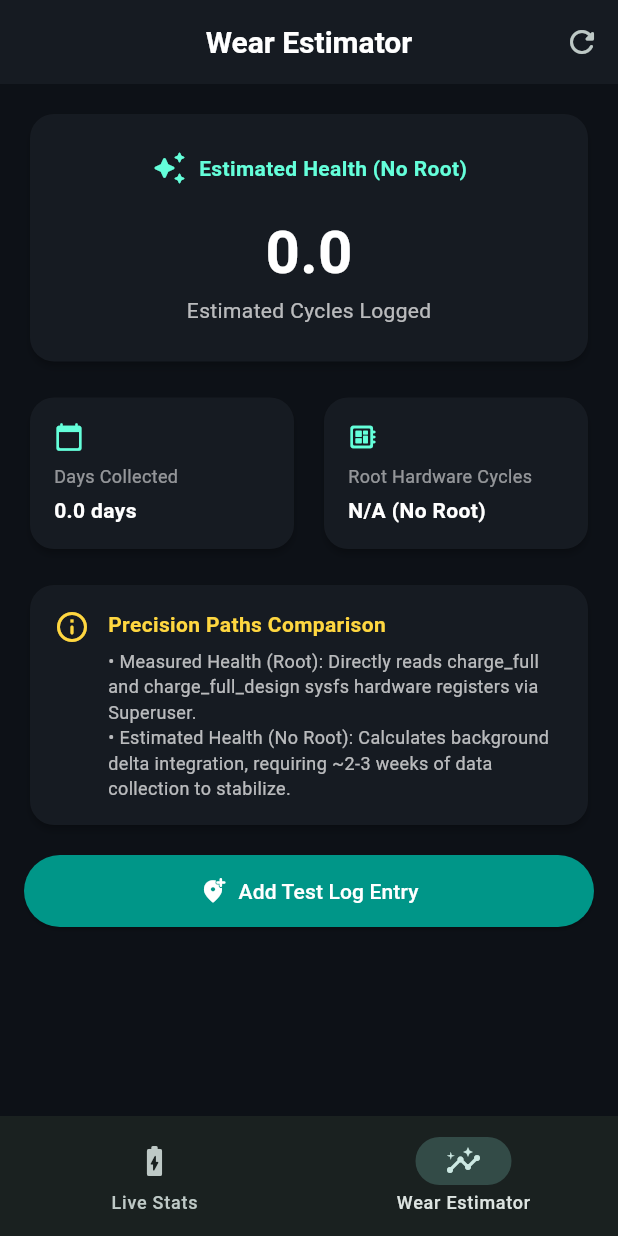
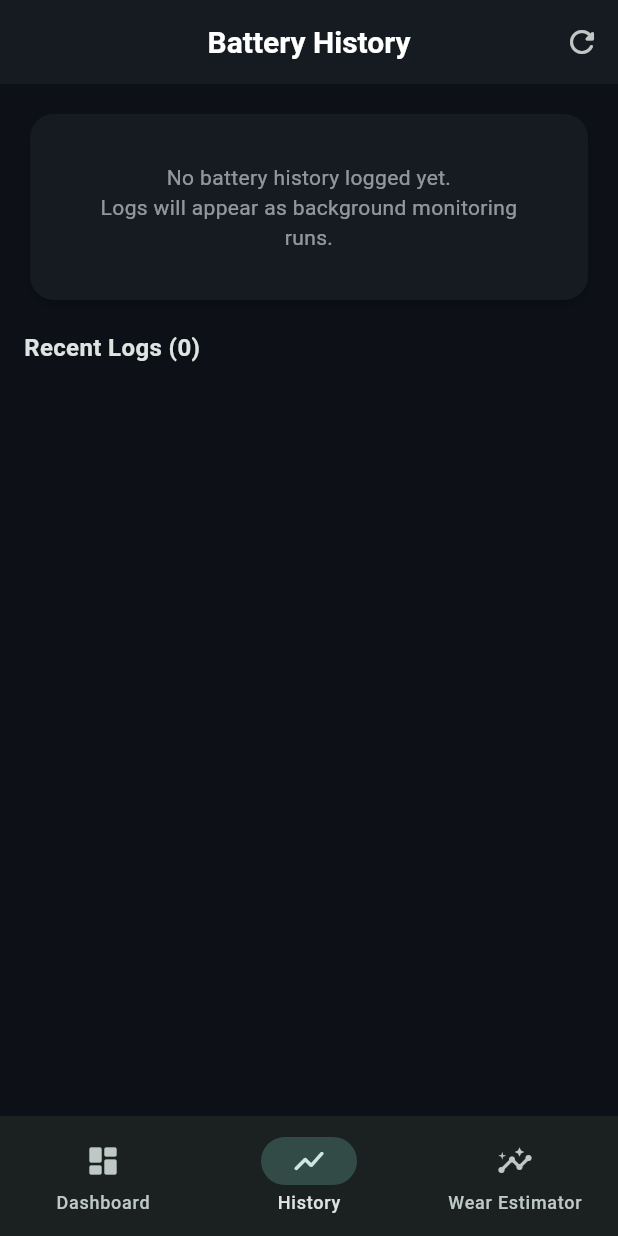
Before and after one commit to tejaspatel2255/battery-health-monitor, a Flutter app: the screen it shows after launch, item 2 of the bottom bar chosen, after a tap on the "refresh" icon, on a phone screen of 412 x 824 dp. Run offline on Flutter 3.47's test engine with Material 3 defaults, Android fonts, the phone set to English and light mode, and no system bars; our stand-ins replace battery_plus, fl_chart, sqflite; missing offline and left inert: workmanager; accounts and stored records are empty; statements that could not run were skipped.

Commit message:
Implement Phase 5 main dashboard UI and history chart

```diff
--- a/lib/main.dart
+++ b/lib/main.dart
@@ -1,5 +1,6 @@
 import 'package:flutter/material.dart';
 import 'battery_stats/background_service.dart';
+import 'ui/history_screen.dart';
 import 'ui/home_screen.dart';
 import 'ui/theme.dart';
 import 'ui/wear_estimator_screen.dart';
@@ -36,6 +37,7 @@ class _MainNavigationWrapperState extends State<MainNavigationWrapper> {
 
   final List<Widget> _screens = const [
     HomeScreen(),
+    HistoryScreen(),
     WearEstimatorScreen(),
   ];
 
@@ -52,8 +54,12 @@ class _MainNavigationWrapperState extends State<MainNavigationWrapper> {
         },
         destinations: const [
           NavigationDestination(
-            icon: Icon(Icons.battery_charging_full_rounded),
-            label: 'Live Stats',
+            icon: Icon(Icons.dashboard_rounded),
+            label: 'Dashboard',
+          ),
+          NavigationDestination(
+            icon: Icon(Icons.show_chart_rounded),
+            label: 'History',
           ),
           NavigationDestination(
             icon: Icon(Icons.insights_rounded),
--- /dev/null
+++ b/lib/ui/history_screen.dart
@@ -0,0 +1,239 @@
+import 'package:fl_chart/fl_chart.dart';
+import 'package:flutter/material.dart';
+import '../storage/battery_database.dart';
+import '../storage/battery_log_model.dart';
+
+class HistoryScreen extends StatefulWidget {
+  const HistoryScreen({super.key});
+
+  @override
+  State<HistoryScreen> createState() => _HistoryScreenState();
+}
+
+class _HistoryScreenState extends State<HistoryScreen> {
+  bool _isLoading = true;
+  List<BatteryLog> _logs = [];
+
+  @override
+  void initState() {
+    super.initState();
+    _loadHistory();
+  }
+
+  Future<void> _loadHistory() async {
+    setState(() => _isLoading = true);
+    final logs = await BatteryDatabase.instance.getAllLogs();
+    if (mounted) {
+      setState(() {
+        _logs = logs;
+        _isLoading = false;
+      });
+    }
+  }
+
+  @override
+  Widget build(BuildContext context) {
+    return Scaffold(
+      appBar: AppBar(
+        title: const Text('Battery History'),
+        actions: [
+          IconButton(
+            icon: const Icon(Icons.refresh_rounded),
+            onPressed: _loadHistory,
+          ),
+        ],
+      ),
+      body: SafeArea(
+        child: _isLoading
+            ? const Center(child: CircularProgressIndicator())
+            : RefreshIndicator(
+                onRefresh: _loadHistory,
+                child: SingleChildScrollView(
+                  physics: const AlwaysScrollableScrollPhysics(),
+                  padding: const EdgeInsets.all(16.0),
+                  child: Column(
+                    crossAxisAlignment: CrossAxisAlignment.stretch,
+                    children: [
+                      _buildChartCard(),
+                      const SizedBox(height: 16),
+                      _buildLogsListHeader(),
+                      const SizedBox(height: 8),
+                      _buildLogsListView(),
+                    ],
+                  ),
+                ),
+              ),
+      ),
+    );
+  }
+
+  Widget _buildChartCard() {
+    if (_logs.isEmpty) {
+      return const Card(
+        child: Padding(
+          padding: EdgeInsets.all(32.0),
+          child: Center(
+            child: Text(
+              'No battery history logged yet.\nLogs will appear as background monitoring runs.',
+              textAlign: TextAlign.center,
+              style: TextStyle(color: Colors.white54),
+            ),
+          ),
+        ),
+      );
+    }
+
+    final spots = <FlSpot>[];
+    for (int i = 0; i < _logs.length; i++) {
+      spots.add(FlSpot(i.toDouble(), _logs[i].batteryLevel.toDouble()));
+    }
+
+    return Card(
+      child: Padding(
+        padding: const EdgeInsets.all(20.0),
+        child: Column(
+          crossAxisAlignment: CrossAxisAlignment.start,
+          children: [
+            Row(
+              children: const [
+                Icon(Icons.show_chart_rounded, color: Colors.tealAccent),
+                SizedBox(width: 8),
+                Text(
+                  'Charge Level Over Time (%)',
+                  style: TextStyle(
+                    fontSize: 16,
+                    fontWeight: FontWeight.bold,
+                  ),
+                ),
+              ],
+            ),
+            const SizedBox(height: 24),
+            SizedBox(
+              height: 220,
+              child: LineChart(
+                LineChartData(
+                  gridData: FlGridData(
+                    show: true,
+                    drawVerticalLine: false,
+                    getDrawingHorizontalLine: (value) => FlLine(
+                      color: Colors.white10,
+                      strokeWidth: 1,
+                    ),
+                  ),
+                  titlesData: FlTitlesData(
+                    show: true,
+                    rightTitles: const AxisTitles(
+                      sideTitles: SideTitles(showTitles: false),
+                    ),
+                    topTitles: const AxisTitles(
+                      sideTitles: SideTitles(showTitles: false),
+                    ),
+                    leftTitles: AxisTitles(
+                      sideTitles: SideTitles(
+                        showTitles: true,
+                        interval: 25,
+                        reservedSize: 32,
+                        getTitlesWidget: (value, meta) {
+                          return Text(
+                            '${value.toInt()}%',
+                            style: const TextStyle(
+                              color: Colors.white54,
+                              fontSize: 10,
+                            ),
+                          );
+                        },
+                      ),
+                    ),
+                    bottomTitles: const AxisTitles(
+                      sideTitles: SideTitles(showTitles: false),
+                    ),
+                  ),
+                  borderData: FlBorderData(show: false),
+                  minY: 0,
+                  maxY: 100,
+                  lineBarsData: [
+                    LineChartBarData(
+                      spots: spots,
+                      isCurved: true,
+                      color: Colors.tealAccent,
+                      barWidth: 3,
+                      isStrokeCapRound: true,
+                      dotData: const FlDotData(show: false),
+                      belowBarData: BarAreaData(
+                        show: true,
+                        color: Colors.tealAccent.withValues(alpha: 0.15),
+                      ),
+                    ),
+                  ],
+                ),
+              ),
+            ),
+          ],
+        ),
+      ),
+    );
+  }
+
+  Widget _buildLogsListHeader() {
+    return Text(
+      'Recent Logs (${_logs.length})',
+      style: const TextStyle(
+        fontSize: 16,
+        fontWeight: FontWeight.bold,
+      ),
+    );
+  }
+
+  Widget _buildLogsListView() {
+    if (_logs.isEmpty) return const SizedBox.shrink();
+
+    final recentLogs = _logs.reversed.take(15).toList();
+
+    return ListView.separated(
+      shrinkWrap: true,
+      physics: const NeverScrollableScrollPhysics(),
+      itemCount: recentLogs.length,
+      separatorBuilder: (_, __) => const SizedBox(height: 8),
+      itemBuilder: (context, index) {
+        final log = recentLogs[index];
+        final timeStr =
+            '${log.timestamp.hour.toString().padLeft(2, '0')}:${log.timestamp.minute.toString().padLeft(2, '0')} - ${log.timestamp.day}/${log.timestamp.month}';
+
+        return Card(
+          margin: EdgeInsets.zero,
+          child: ListTile(
+            leading: CircleAvatar(
+              backgroundColor: Colors.teal.withValues(alpha: 0.2),
+              child: Text(
+                '${log.batteryLevel}%',
+                style: const TextStyle(
+                  color: Colors.tealAccent,
+                  fontWeight: FontWeight.bold,
+                  fontSize: 12,
+                ),
+              ),
+            ),
+            title: Text(
+              log.batteryState,
+              style: const TextStyle(fontWeight: FontWeight.w600, fontSize: 14),
+            ),
+            subtitle: Text(
+              timeStr,
+              style: const TextStyle(color: Colors.white54, fontSize: 12),
+            ),
+            trailing: log.temperature != null
+                ? Text(
+                    '${log.temperature!.toStringAsFixed(1)} °C',
+                    style: const TextStyle(
+                      color: Colors.deepOrangeAccent,
+                      fontSize: 13,
+                      fontWeight: FontWeight.w500,
+                    ),
+                  )
+                : null,
+          ),
+        );
+      },
+    );
+  }
+}
--- a/lib/ui/home_screen.dart
+++ b/lib/ui/home_screen.dart
@@ -2,6 +2,9 @@ import 'dart:async';
 import 'package:flutter/material.dart';
 import '../battery_stats/battery_model.dart';
 import '../battery_stats/battery_service.dart';
+import '../battery_stats/battery_wear_calculator.dart';
+import '../battery_stats/root_battery_service.dart';
+import '../storage/battery_database.dart';
 
 class HomeScreen extends StatefulWidget {
   const HomeScreen({super.key});
@@ -12,15 +15,19 @@ class HomeScreen extends StatefulWidget {
 
 class _HomeScreenState extends State<HomeScreen> {
   final BatteryService _batteryService = BatteryService();
+  final RootBatteryService _rootBatteryService = RootBatteryService();
+
   BatteryInfo? _batteryInfo;
+  RootBatteryInfo? _rootInfo;
+  BatteryWearEstimate? _wearEstimate;
   StreamSubscription<BatteryInfo>? _subscription;
   Timer? _pollingTimer;
 
   @override
   void initState() {
     super.initState();
-    _loadInitialInfo();
-    // Listen to state changes stream from battery_plus
+    _loadDashboardData();
+
     _subscription = _batteryService.batteryInfoStream.listen((info) {
       if (mounted) {
         setState(() {
@@ -29,17 +36,22 @@ class _HomeScreenState extends State<HomeScreen> {
       }
     });
 
-    // Periodic poll every 5 seconds to keep temperature/voltage telemetry fresh
     _pollingTimer = Timer.periodic(const Duration(seconds: 5), (_) {
-      _loadInitialInfo();
+      _loadDashboardData();
     });
   }
 
-  Future<void> _loadInitialInfo() async {
+  Future<void> _loadDashboardData() async {
     final info = await _batteryService.fetchCurrentBatteryInfo();
+    final rootInfo = await _rootBatteryService.fetchRootBatteryInfo();
+    final logs = await BatteryDatabase.instance.getAllLogs();
+    final estimate = BatteryWearCalculator.calculate(logs);
+
     if (mounted) {
       setState(() {
         _batteryInfo = info;
+        _rootInfo = rootInfo;
+        _wearEstimate = estimate;
       });
     }
   }
@@ -54,6 +66,8 @@ class _HomeScreenState extends State<HomeScreen> {
   @override
   Widget build(BuildContext context) {
     final info = _batteryInfo;
+    final root = _rootInfo;
+    final wear = _wearEstimate;
 
     return Scaffold(
       appBar: AppBar(
@@ -61,18 +75,18 @@ class _HomeScreenState extends State<HomeScreen> {
       ),
       body: SafeArea(
         child: RefreshIndicator(
-          onRefresh: _loadInitialInfo,
+          onRefresh: _loadDashboardData,
           child: SingleChildScrollView(
             physics: const AlwaysScrollableScrollPhysics(),
             padding: const EdgeInsets.all(16.0),
             child: Column(
               crossAxisAlignment: CrossAxisAlignment.stretch,
               children: [
-                _buildMainStatusCard(info),
+                _buildGaugeCard(info),
                 const SizedBox(height: 16),
-                _buildMetricsGrid(info),
+                _buildHealthSourceBadgeCard(root, wear),
                 const SizedBox(height: 16),
-                _buildHealthFlagCard(info),
+                _buildMetricsGrid(info, wear, root),
               ],
             ),
           ),
@@ -81,7 +95,7 @@ class _HomeScreenState extends State<HomeScreen> {
     );
   }
 
-  Widget _buildMainStatusCard(BatteryInfo? info) {
+  Widget _buildGaugeCard(BatteryInfo? info) {
     final level = info?.batteryLevel ?? 0;
     final stateLabel = info?.batteryStateLabel ?? 'Loading...';
 
@@ -101,22 +115,34 @@ class _HomeScreenState extends State<HomeScreen> {
               alignment: Alignment.center,
               children: [
                 SizedBox(
-                  width: 120,
-                  height: 120,
+                  width: 130,
+                  height: 130,
                   child: CircularProgressIndicator(
                     value: level / 100.0,
-                    strokeWidth: 10,
+                    strokeWidth: 12,
                     color: levelColor,
                     backgroundColor: Colors.white10,
                   ),
                 ),
+                Column(
+                  mainAxisSize: MainAxisSize.min,
+                  children: [
                     Text(
                       '$level%',
                       style: TextStyle(
-                    fontSize: 32,
+                        fontSize: 34,
                         fontWeight: FontWeight.bold,
                         color: levelColor,
                       ),
+                    ),
+                    Text(
+                      info?.technology ?? '',
+                      style: const TextStyle(
+                        fontSize: 11,
+                        color: Colors.white38,
+                      ),
+                    ),
+                  ],
                 ),
               ],
             ),
@@ -135,14 +161,87 @@ class _HomeScreenState extends State<HomeScreen> {
     );
   }
 
-  Widget _buildMetricsGrid(BatteryInfo? info) {
+  Widget _buildHealthSourceBadgeCard(
+      RootBatteryInfo? root, BatteryWearEstimate? wear) {
+    final isRootActive =
+        root != null && root.isRootAvailable && root.isRootGranted;
+
+    final badgeLabel =
+        isRootActive ? 'Health Source: Measured (Root)' : 'Health Source: Estimated (No Root)';
+    final badgeColor = isRootActive ? Colors.greenAccent : Colors.tealAccent;
+    final healthVal = isRootActive
+        ? (root.measuredHealthPercentage != null
+            ? '${root.measuredHealthPercentage}%'
+            : 'N/A')
+        : (wear?.estimatedHealthPercentage != null
+            ? '${wear!.estimatedHealthPercentage}%'
+            : 'Calculated in ~2-3 wks');
+
+    return Card(
+      color: const Color(0xFF161F28),
+      child: Padding(
+        padding: const EdgeInsets.all(16.0),
+        child: Row(
+          children: [
+            Icon(
+              isRootActive
+                  ? Icons.verified_user_rounded
+                  : Icons.auto_awesome_rounded,
+              color: badgeColor,
+              size: 28,
+            ),
+            const SizedBox(width: 12),
+            Expanded(
+              child: Column(
+                crossAxisAlignment: CrossAxisAlignment.start,
+                children: [
+                  Container(
+                    padding:
+                        const EdgeInsets.symmetric(horizontal: 8, vertical: 2),
+                    decoration: BoxDecoration(
+                      color: badgeColor.withValues(alpha: 0.15),
+                      borderRadius: BorderRadius.circular(6),
+                    ),
+                    child: Text(
+                      badgeLabel,
+                      style: TextStyle(
+                        color: badgeColor,
+                        fontWeight: FontWeight.bold,
+                        fontSize: 11,
+                      ),
+                    ),
+                  ),
+                  const SizedBox(height: 6),
+                  Text(
+                    'Health: $healthVal',
+                    style: const TextStyle(
+                      fontSize: 16,
+                      fontWeight: FontWeight.bold,
+                      color: Colors.white,
+                    ),
+                  ),
+                ],
+              ),
+            ),
+          ],
+        ),
+      ),
+    );
+  }
+
+  Widget _buildMetricsGrid(
+      BatteryInfo? info, BatteryWearEstimate? wear, RootBatteryInfo? root) {
+    final cyclesDisplay = (root != null && root.cycleCount != null)
+        ? '${root.cycleCount} (HW)'
+        : '${wear?.estimatedCycles ?? 0.0} (Est)';
+
     return GridView.count(
       crossAxisCount: 2,
       shrinkWrap: true,
       physics: const NeverScrollableScrollPhysics(),
       crossAxisSpacing: 12,
       mainAxisSpacing: 12,
-      childAspectRatio: 1.4,
+      childAspectRatio: 1.35,
       children: [
         _buildMetricTile(
           icon: Icons.thermostat_rounded,
@@ -161,16 +260,16 @@ class _HomeScreenState extends State<HomeScreen> {
           color: Colors.amberAccent,
         ),
         _buildMetricTile(
-          icon: Icons.memory_rounded,
-          label: 'Technology',
-          value: info?.technology ?? 'N/A',
-          color: Colors.lightBlueAccent,
+          icon: Icons.autorenew_rounded,
+          label: 'Cycle Count',
+          value: cyclesDisplay,
+          color: Colors.tealAccent,
         ),
         _buildMetricTile(
-          icon: Icons.sync_rounded,
-          label: 'Live Stream',
-          value: 'Active',
-          color: Colors.greenAccent,
+          icon: Icons.calendar_today_rounded,
+          label: 'Days Tracked',
+          value: '${wear?.daysOfData ?? 0.0} days',
+          color: Colors.lightBlueAccent,
         ),
       ],
     );
@@ -184,12 +283,12 @@ class _HomeScreenState extends State<HomeScreen> {
   }) {
     return Card(
       child: Padding(
-        padding: const EdgeInsets.all(12.0),
+        padding: const EdgeInsets.all(14.0),
         child: Column(
           mainAxisAlignment: MainAxisAlignment.center,
           crossAxisAlignment: CrossAxisAlignment.start,
           children: [
-            Icon(icon, color: color, size: 24),
+            Icon(icon, color: color, size: 22),
             const SizedBox(height: 8),
             Text(
               label,
@@ -202,7 +301,7 @@ class _HomeScreenState extends State<HomeScreen> {
             Text(
               value,
               style: const TextStyle(
-                fontSize: 16,
+                fontSize: 15,
                 fontWeight: FontWeight.bold,
                 color: Colors.white,
               ),
@@ -212,60 +311,4 @@ class _HomeScreenState extends State<HomeScreen> {
       ),
     );
   }
-
-  Widget _buildHealthFlagCard(BatteryInfo? info) {
-    final healthFlag = info?.healthFlag ?? 'UNKNOWN';
-
-    return Card(
-      child: Padding(
-        padding: const EdgeInsets.all(16.0),
-        child: Column(
-          crossAxisAlignment: CrossAxisAlignment.start,
-          children: [
-            Row(
-              children: [
-                const Icon(Icons.health_and_safety_rounded,
-                    color: Colors.tealAccent),
-                const SizedBox(width: 8),
-                const Text(
-                  'System health flag',
-                  style: TextStyle(
-                    fontSize: 16,
-                    fontWeight: FontWeight.bold,
-                  ),
-                ),
-                const Spacer(),
-                Container(
-                  padding:
-                      const EdgeInsets.symmetric(horizontal: 10, vertical: 4),
-                  decoration: BoxDecoration(
-                    color: Colors.teal.withValues(alpha: 0.2),
-                    borderRadius: BorderRadius.circular(8),
-                    border: Border.all(color: Colors.tealAccent),
-                  ),
-                  child: Text(
-                    healthFlag,
-                    style: const TextStyle(
-                      color: Colors.tealAccent,
-                      fontWeight: FontWeight.bold,
-                      fontSize: 12,
-                    ),
-                  ),
-                ),
-              ],
-            ),
-            const SizedBox(height: 10),
-            const Text(
-              'Note: This status is reported directly by the Android OS sticky broadcast. It is usually "GOOD" unless hardware overheating/dead status occurs, and is not a precise indicator of battery capacity wear.',
-              style: TextStyle(
-                color: Colors.white54,
-                fontSize: 12,
-                height: 1.4,
-              ),
-            ),
-          ],
-        ),
-      ),
-    );
 }
-}
--- a/pubspec.yaml
+++ b/pubspec.yaml
@@ -38,6 +38,7 @@ dependencies:
   sqflite: ^2.4.2+1
   path: ^1.9.1
   workmanager: ^0.9.0+3
+  fl_chart: ^1.2.0
 
 dev_dependencies:
   flutter_test:
```
Also changed, not shown: pubspec.lock. Lines whose indentation alone changed are shown as unchanged.
